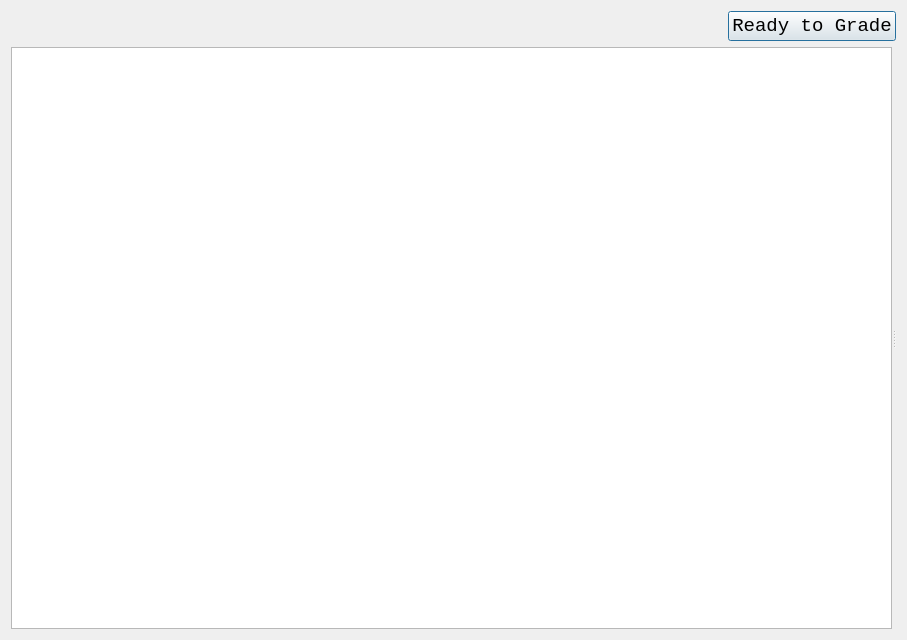
Old version of the form GAUI/gradingsession.ui in the repository ezfe/grading-assistant-cs205.
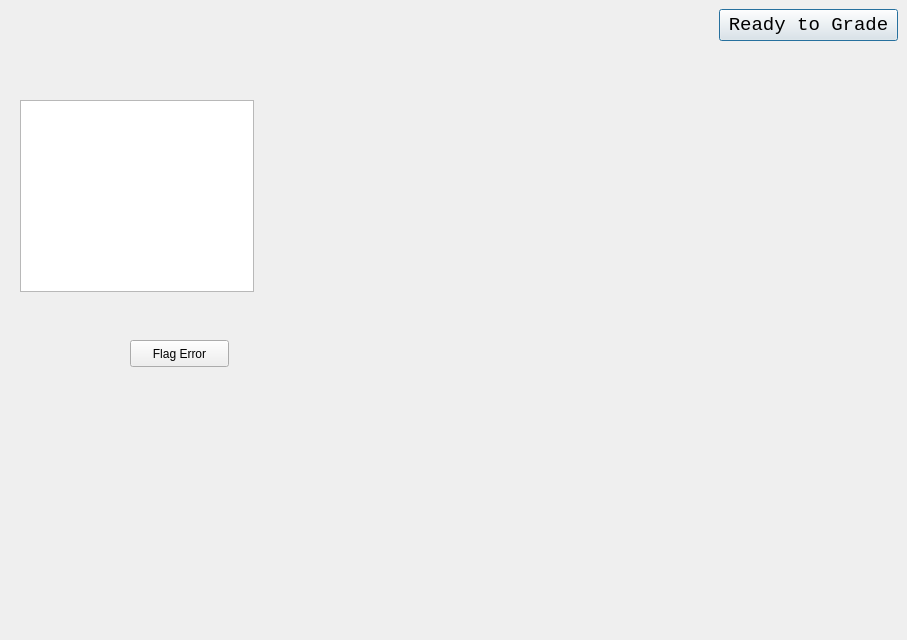
New version of the form.

Commit message: Added dialogs to create new assignments and students

```diff
--- a/GAUI/gradingsession.ui
+++ b/GAUI/gradingsession.ui
@@ -13,9 +13,15 @@
   <property name="windowTitle">
    <string>Dialog</string>
   </property>
-  <layout class="QGridLayout" name="gridLayout">
-   <item row="0" column="0" alignment="Qt::AlignRight">
     <widget class="QPushButton" name="readyToGradeButton">
+   <property name="geometry">
+    <rect>
+     <x>719</x>
+     <y>9</y>
+     <width>179</width>
+     <height>32</height>
+    </rect>
+   </property>
      <property name="font">
       <font>
        <family>Monospace</family>
@@ -26,34 +32,44 @@
       <string>Ready to Grade</string>
      </property>
     </widget>
-   </item>
-   <item row="1" column="0">
-    <widget class="QSplitter" name="splitter">
-     <property name="orientation">
-      <enum>Qt::Horizontal</enum>
-     </property>
-     <widget class="QListWidget" name="studentsToGrade"/>
-     <widget class="QStackedWidget" name="stackedWidget">
-      <widget class="QWidget" name="page">
        <widget class="QPushButton" name="flagTest">
         <property name="geometry">
          <rect>
-          <x>260</x>
-          <y>240</y>
+     <x>130</x>
+     <y>340</y>
           <width>99</width>
           <height>27</height>
          </rect>
         </property>
         <property name="text">
-         <string>PushButton</string>
-        </property>
-       </widget>
-      </widget>
+    <string>Flag Error</string>
+   </property>
+  </widget>
+  <widget class="QListWidget" name="studentsToGrade">
+   <property name="geometry">
+    <rect>
+     <x>20</x>
+     <y>100</y>
+     <width>234</width>
+     <height>192</height>
+    </rect>
+   </property>
+  </widget>
+  <widget class="QStackedWidget" name="stackedWidget">
+   <property name="geometry">
+    <rect>
+     <x>310</x>
+     <y>110</y>
+     <width>401</width>
+     <height>192</height>
+    </rect>
+   </property>
+   <property name="currentIndex">
+    <number>0</number>
+   </property>
+   <widget class="QWidget" name="page"/>
       <widget class="QWidget" name="page_2"/>
      </widget>
-    </widget>
-   </item>
-  </layout>
  </widget>
  <resources/>
  <connections/>
```
Lines whose indentation alone changed are shown as unchanged. The commit also changes 7 other files.
